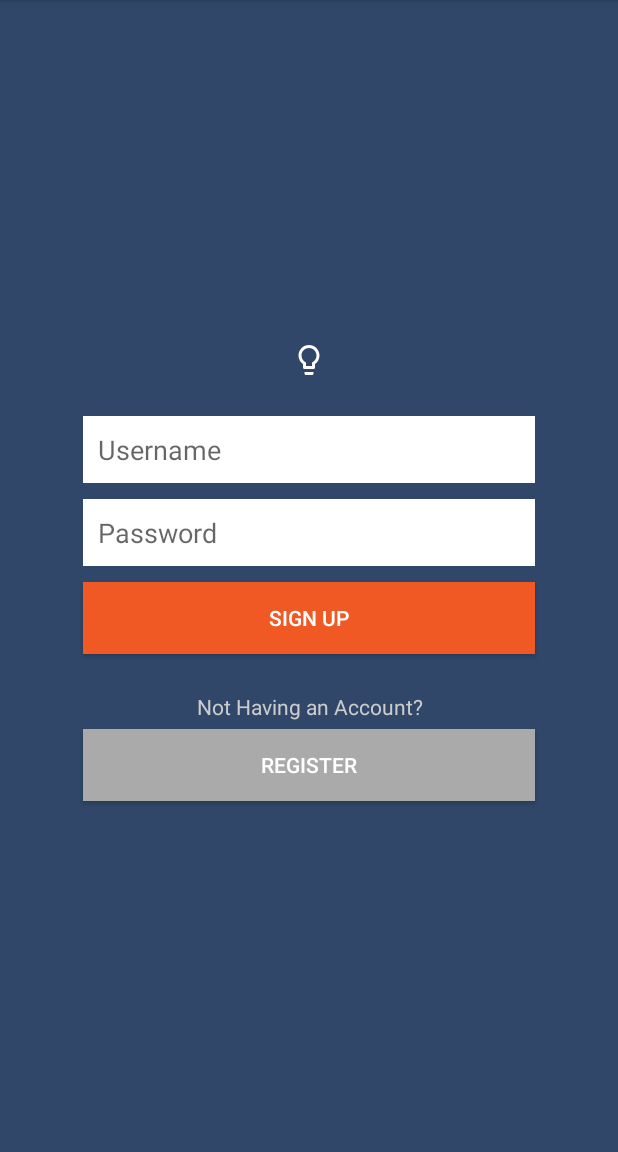
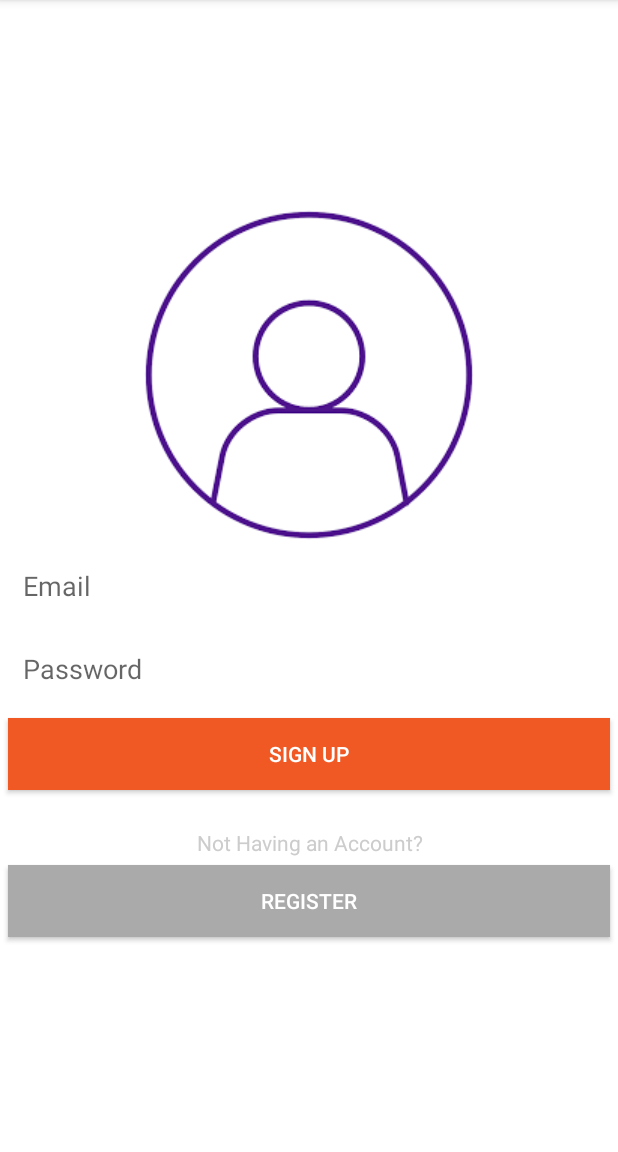
Before and after one commit to kimpetertanui/e-Hostel, an Android app: the LoginActivity screen opened directly, with no data from a screen before it, on a phone screen of 412 x 824 dp, the part 84-1236 px from its top. Run offline under Robolectric (Android 15) with nearby library versions, the phone set to English and light mode, and no system bars; our stand-ins replace Volley.

Commit message:
icons on the app

```diff
--- a/app/src/main/res/layout/activity_login.xml
+++ b/app/src/main/res/layout/activity_login.xml
@@ -3,18 +3,18 @@
     xmlns:tools="http://schemas.android.com/tools"
     android:layout_width="match_parent"
     android:layout_height="match_parent"
-    android:background="#304769"
+    android:background="@color/white"
     android:gravity="center_vertical"
     android:orientation="vertical"
-    android:padding="50dp"
+    android:padding="0dp"
     tools:context=".LoginActivity">
 
     <ImageView
         android:id="@+id/imageView"
         android:layout_width="match_parent"
         android:layout_height="wrap_content"
-        android:layout_marginBottom="20dp"
-        android:src="@drawable/ic_lightbulb_outline_black_24dp" />
+        android:layout_marginTop="0dp"
+        android:src="@drawable/prof" />
 
     <EditText
         android:id="@+id/etLoginUsername"
@@ -22,7 +22,7 @@
         android:layout_height="wrap_content"
         android:layout_margin="5dp"
         android:background="@android:color/white"
-        android:hint="@string/username"
+        android:hint="@string/email"
         android:inputType="textPersonName"
         android:padding="10dp" />
 
--- a/app/src/main/res/layout/activity_register.xml
+++ b/app/src/main/res/layout/activity_register.xml
@@ -3,7 +3,7 @@
     xmlns:tools="http://schemas.android.com/tools"
     android:layout_width="match_parent"
     android:layout_height="match_parent"
-    android:background="#304769"
+    android:background="@color/white_greyish"
     android:gravity="center_vertical"
     android:orientation="vertical"
     android:padding="50dp"
@@ -38,7 +38,7 @@
         android:layout_height="wrap_content"
         android:layout_margin="5dp"
         android:background="@android:color/white"
-        android:hint="@string/username"
+        android:hint="@string/email"
         android:inputType="textPersonName"
         android:padding="10dp" />
 
```
Also changed, not shown: app/src/main/res/drawable/prof.png (added), app/src/main/res/drawable/user.png (added).
